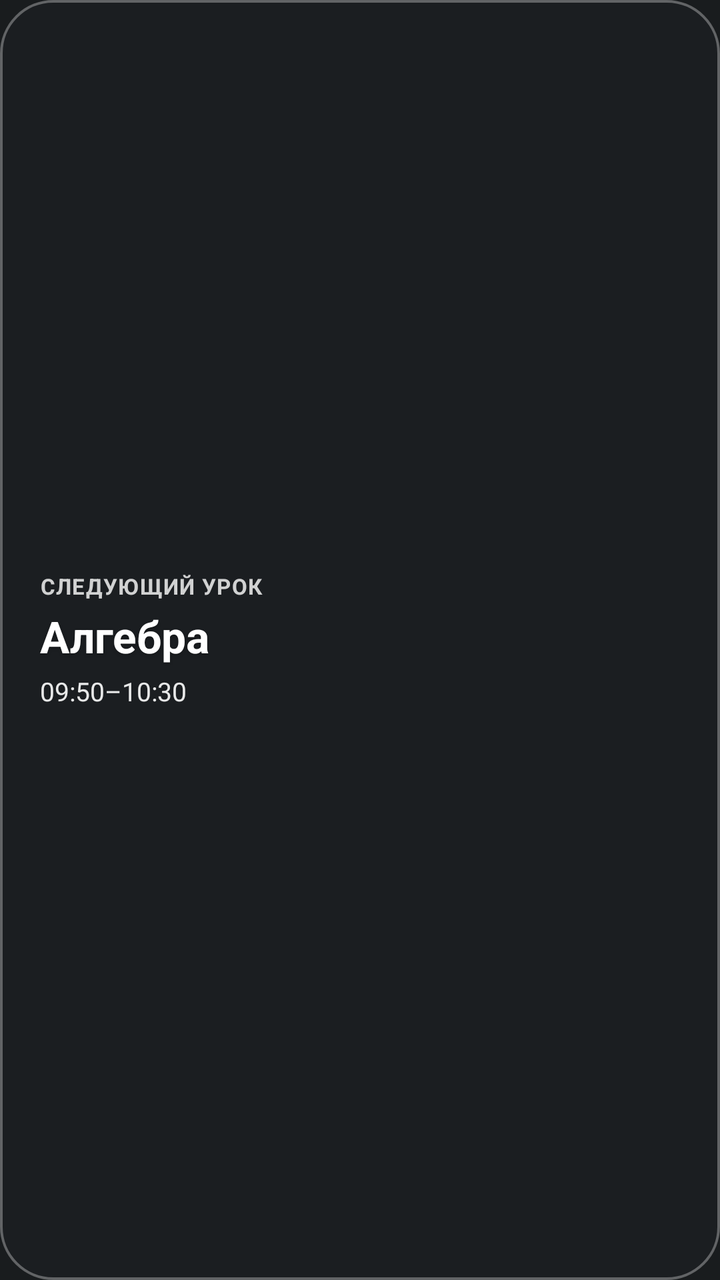
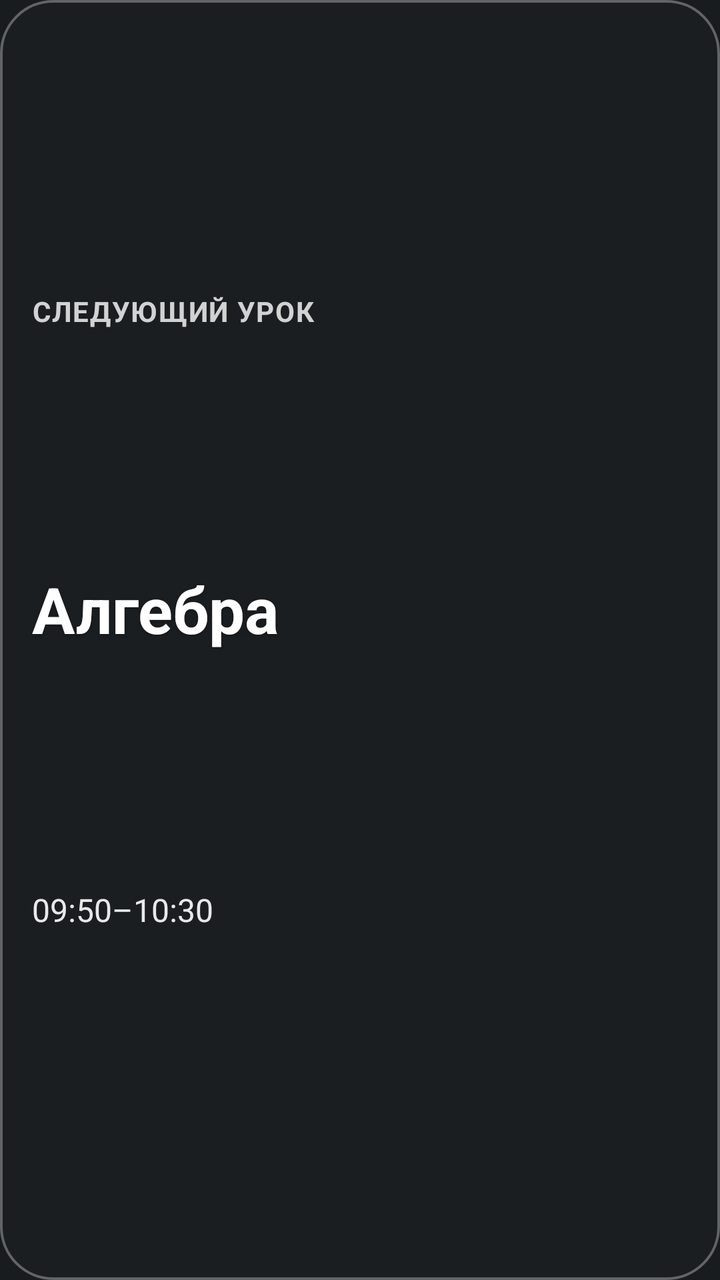

An Android layout rendered at two revisions. The XML below is the earlier revision; the diff shows what the commit changed to produce the second picture.
<!-- AndroidManifest.xml: application theme android:Theme.DeviceDefault.NoActionBar -->
<!-- res/layout/widget_layout.xml -->
<?xml version="1.0" encoding="utf-8"?>
<LinearLayout xmlns:android="http://schemas.android.com/apk/res/android"
    android:id="@+id/widget_root"
    android:layout_width="match_parent"
    android:layout_height="match_parent"
    android:background="@drawable/widget_bg"
    android:gravity="center_vertical"
    android:orientation="vertical"
    android:paddingHorizontal="20dp"
    android:paddingVertical="14dp">

    <TextView
        android:id="@+id/tv_status"
        android:layout_width="wrap_content"
        android:layout_height="wrap_content"
        android:letterSpacing="0.04"
        android:text="СЛЕДУЮЩИЙ УРОК"
        android:textAllCaps="true"
        android:textColor="#CCFFFFFF"
        android:textSize="11sp"
        android:textStyle="bold" />

    <TextView
        android:id="@+id/tv_subject"
        android:layout_width="wrap_content"
        android:layout_height="wrap_content"
        android:layout_marginTop="3dp"
        android:ellipsize="end"
        android:maxLines="1"
        android:shadowColor="#40000000"
        android:shadowDx="0"
        android:shadowDy="2"
        android:shadowRadius="4"
        android:text="Алгебра"
        android:textColor="#FFFFFFFF"
        android:textSize="22sp"
        android:textStyle="bold" />

    <TextView
        android:id="@+id/tv_time_and_next"
        android:layout_width="wrap_content"
        android:layout_height="wrap_content"
        android:layout_marginTop="4dp"
        android:ellipsize="end"
        android:maxLines="1"
        android:text="09:50–10:30"
        android:textColor="#E6FFFFFF"
        android:textSize="13sp" />

</LinearLayout>
<!-- resources referenced by this layout -->
<resources>
  <!-- drawable widget_bg (drawable) -->
  <?xml version="1.0" encoding="utf-8"?>
  <shape xmlns:android="http://schemas.android.com/apk/res/android"
      android:shape="rectangle">
      
      <solid android:color="#551E2229" />
      
      <corners android:radius="26dp" />
      
      <stroke
          android:width="1.2dp"
          android:color="#50FFFFFF" />
  </shape>
</resources>

<!-- the commit's change to res/layout/widget_layout.xml (unified diff, before → after) -->
@@ -6,26 +6,39 @@
     android:background="@drawable/widget_bg"
     android:gravity="center_vertical"
     android:orientation="vertical"
-    android:paddingHorizontal="20dp"
-    android:paddingVertical="14dp">
+    android:paddingHorizontal="16dp"
+    android:paddingVertical="10dp"
+    android:weightSum="10">
 
     <TextView
         android:id="@+id/tv_status"
-        android:layout_width="wrap_content"
-        android:layout_height="wrap_content"
+        android:layout_width="match_parent"
+        android:layout_height="0dp"
+        android:layout_weight="2.5"
+        android:autoSizeMaxTextSize="14sp"
+        android:autoSizeMinTextSize="8sp"
+        android:autoSizeStepGranularity="1sp"
+        android:autoSizeTextType="uniform"
+        android:ellipsize="end"
+        android:gravity="bottom|start"
         android:letterSpacing="0.04"
+        android:maxLines="1"
         android:text="СЛЕДУЮЩИЙ УРОК"
         android:textAllCaps="true"
         android:textColor="#CCFFFFFF"
-        android:textSize="11sp"
         android:textStyle="bold" />
 
     <TextView
         android:id="@+id/tv_subject"
-        android:layout_width="wrap_content"
-        android:layout_height="wrap_content"
-        android:layout_marginTop="3dp"
+        android:layout_width="match_parent"
+        android:layout_height="0dp"
+        android:layout_weight="4.5"
+        android:autoSizeMaxTextSize="32sp"
+        android:autoSizeMinTextSize="14sp"
+        android:autoSizeStepGranularity="1sp"
+        android:autoSizeTextType="uniform"
         android:ellipsize="end"
+        android:gravity="center_vertical|start"
         android:maxLines="1"
         android:shadowColor="#40000000"
         android:shadowDx="0"
@@ -33,18 +46,21 @@
         android:shadowRadius="4"
         android:text="Алгебра"
         android:textColor="#FFFFFFFF"
-        android:textSize="22sp"
         android:textStyle="bold" />
 
     <TextView
         android:id="@+id/tv_time_and_next"
-        android:layout_width="wrap_content"
-        android:layout_height="wrap_content"
-        android:layout_marginTop="4dp"
+        android:layout_width="match_parent"
+        android:layout_height="0dp"
+        android:layout_weight="3"
+        android:autoSizeMaxTextSize="16sp"
+        android:autoSizeMinTextSize="9sp"
+        android:autoSizeStepGranularity="1sp"
+        android:autoSizeTextType="uniform"
         android:ellipsize="end"
+        android:gravity="top|start"
         android:maxLines="1"
         android:text="09:50–10:30"
-        android:textColor="#E6FFFFFF"
-        android:textSize="13sp" />
+        android:textColor="#E6FFFFFF" />
 
 </LinearLayout>
